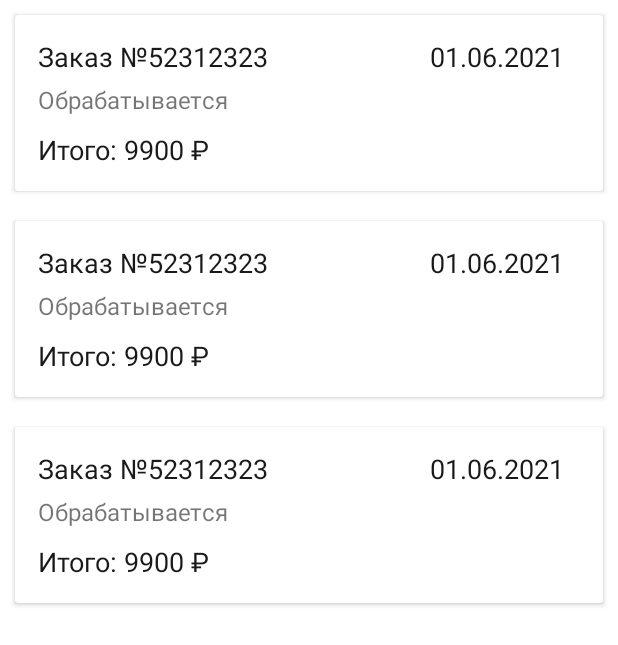
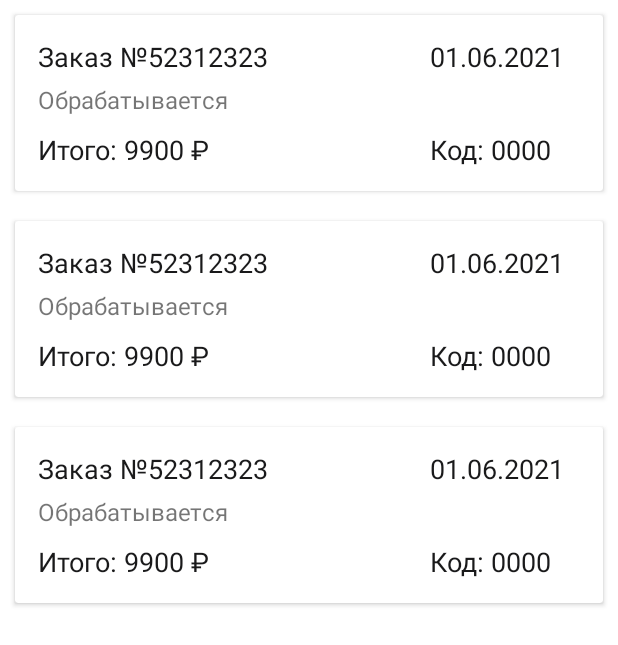
Before and after one commit to AlexGopher802/DPStuffProvider, an Android app: the layout fragment_orders.xml on its own in the app's theme, with its tools: preview values and no code run, on a phone screen of 412 x 824 dp. Shown: the top 645 px of the screen. Run offline under Robolectric (Android 15) with nearby library versions, the phone set to English and light mode, and no system bars.

Commit message:
update finish order

```diff
--- a/app/src/main/java/com/example/dpstuffproviderstore/adapter/OrderAdapter.kt
+++ b/app/src/main/java/com/example/dpstuffproviderstore/adapter/OrderAdapter.kt
@@ -25,6 +25,7 @@ internal class OrderAdapter(private var ordersList: List<OrderData>, private var
         val orderDate: TextView = view.findViewById(R.id.tvOrderDate)
         val orderStatus: TextView = view.findViewById(R.id.tvOrderStatus)
         val orderNum: TextView = view.findViewById(R.id.tvOrderNum)
+        val orderCode: TextView = view.findViewById(R.id.tvOrderCode)
     }
 
     @NonNull
@@ -39,6 +40,7 @@ internal class OrderAdapter(private var ordersList: List<OrderData>, private var
         holder.orderDate.text = "${ordersList[position].deliveryDate}"
         holder.orderStatus.text = "${ordersList[position].status}"
         holder.orderInfo.text = "Итого: ${ordersList[position].summ} ₽"
+        holder.orderCode.text = "Код: ${ordersList[position].codeToFinish}"
     }
 
     override fun getItemCount(): Int {
--- a/app/src/main/java/com/example/dpstuffproviderstore/fragment/CheckoutFragment.kt
+++ b/app/src/main/java/com/example/dpstuffproviderstore/fragment/CheckoutFragment.kt
@@ -78,6 +78,7 @@ class CheckoutFragment : Fragment() {
                     status = null,
                     idCourier = null,
                     priority = 5,
+                    codeToFinish = ((1000..9999).random().toString()),
                     listProducts = mainActivity.cartList
             )
 
--- a/app/src/main/java/com/example/dpstuffproviderstore/models/OrderData.kt
+++ b/app/src/main/java/com/example/dpstuffproviderstore/models/OrderData.kt
@@ -19,6 +19,7 @@ data class OrderData (
         @SerializedName("idCourier") var idCourier : Int?,
         @SerializedName("summ") var summ : Double?,
         @SerializedName("priority") var priority : Int?,
+        @SerializedName("codeToFinish") var codeToFinish : String?,
         @SerializedName("status") var status : String?,
         @SerializedName("listProducts") var listProducts : List<ProductData>?
 )
--- a/app/src/main/res/layout/item_order.xml
+++ b/app/src/main/res/layout/item_order.xml
@@ -54,15 +54,27 @@
 
             <TextView
                 android:id="@+id/tvOrderInfo"
-                android:layout_width="match_parent"
+                android:layout_width="230dp"
                 android:layout_height="wrap_content"
                 android:layout_below="@id/tvOrderStatus"
+                android:layout_alignParentLeft="true"
                 android:layout_marginLeft="15dp"
+                android:layout_marginTop="10dp"
+                android:textColor="@color/mainDark"
+                android:textSize="18sp"
+                android:text="Итого: 9900 ₽"/>
+
+            <TextView
+                android:id="@+id/tvOrderCode"
+                android:layout_width="100dp"
+                android:layout_height="wrap_content"
+                android:layout_below="@id/tvOrderStatus"
+                android:layout_alignParentRight="true"
                 android:layout_marginRight="15dp"
                 android:layout_marginTop="10dp"
                 android:textColor="@color/mainDark"
                 android:textSize="18sp"
-                android:text="Итого: 9900 ₽"/>
+                android:text="Код: 0000"/>
 
 
 
```
